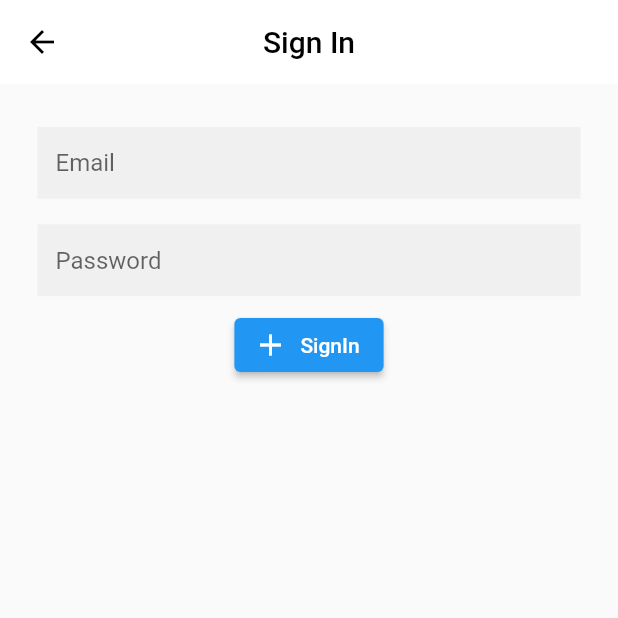
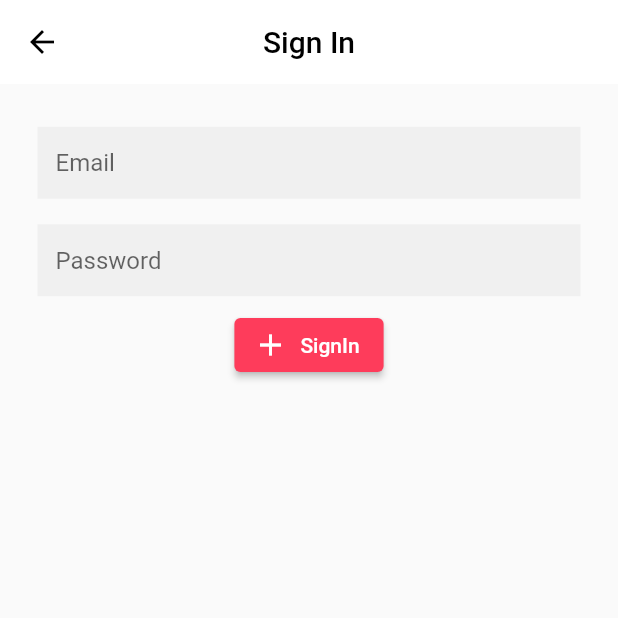
Before and after one commit to ashraf-hriz/weight_tracker_firestore_flutter, a Flutter app: the screen it shows after launch, after a tap on "Sign In", on a phone screen of 412 x 824 dp, the top half of it. Run offline on Flutter 3.47's test engine with Material 2 defaults, Android fonts, the phone set to English and light mode, and no system bars; our stand-ins replace bloc, cloud_firestore, dartz, equatable, firebase_auth, firebase_core and 3 more; accounts and stored records are empty.

Commit message:
light and dark theme using themeProvider

```diff
--- /dev/null
+++ b/lib/core/constants.dart
@@ -0,0 +1,3 @@
+
+const String LIGHT_MODE = 'light';
+const  String DARK_MODE = 'dark';
--- /dev/null
+++ b/lib/core/utils/app_theme.dart
@@ -0,0 +1,46 @@
+
+import 'package:flutter/material.dart';
+
+class MyAppTheme{
+
+  static ThemeData lightTheme(){
+    return ThemeData(
+      colorScheme: const ColorScheme(
+        primary: Color(0xFFFE3C5B),
+        secondary: Color(0xFFe84545),
+        background: Color(0xFFFFFFFF),
+        surface: Color(0xFFFFFFFF),
+        error: Color(0x00000000),
+        brightness: Brightness.light,
+        onPrimary: Color(0xFFFFFFFF),
+        onSecondary: Color(0xFFFFFFFF),
+        onError: Color(0xFF2b2e4a),
+        onBackground: Color(0xFF2b2e4a),
+        onSurface: Color(0xFF2b2e4a),
+      ),
+    );
+  }
+
+  static ThemeData darkTheme(){
+    return ThemeData(
+      primarySwatch: Colors.teal,
+      //brightness: Brightness.dark,
+      //scaffoldBackgroundColor: Colors.black,
+      colorScheme: const ColorScheme(
+
+        primary: Color(0xFFFE3C5B),
+        secondary: Color(0xFFe88887),
+        background: Colors.black,
+
+        surface:Color(0xFFFE3C5B),
+        error: Color(0x00000000),
+        brightness: Brightness.dark,
+        onPrimary: Colors.black,
+        onSecondary: Color(0xFFFFFFFF),
+        onError: Color(0xFF2b2e4a),
+        onBackground: Colors.teal,
+        onSurface: Colors.white,
+      ),
+    );
+  }
+}
--- a/lib/main.dart
+++ b/lib/main.dart
@@ -1,6 +1,10 @@
 import 'package:firebase_core/firebase_core.dart';
 import 'package:flutter/material.dart';
+import 'package:flutter/scheduler.dart';
 import 'package:flutter_bloc/flutter_bloc.dart';
+import 'package:theme_provider/theme_provider.dart';
+import 'package:weight_tracher_task/core/constants.dart';
+import 'package:weight_tracher_task/core/utils/app_theme.dart';
 import 'package:weight_tracher_task/logic_controllers/auth/bloc/auth_bloc.dart';
 import 'package:weight_tracher_task/logic_controllers/home/bloc/home_bloc.dart';
 import 'package:weight_tracher_task/logic_controllers/login/bloc/login_bloc.dart';
@@ -37,11 +41,31 @@ class MyApp extends StatelessWidget {
           create: (context) => di.sl<HomeBloc>()..add(LoadWeights()),
         ),
       ],
-      child: MaterialApp(
+      child: ThemeProvider(
+        saveThemesOnChange: true,
+        loadThemeOnInit: true,
+        defaultThemeId: SchedulerBinding.instance?.window.platformBrightness ==
+                Brightness.light
+            ? LIGHT_MODE
+            : DARK_MODE,
+        themes: [
+          AppTheme(
+            id: LIGHT_MODE,
+            data: MyAppTheme.lightTheme(),
+            description: 'light theme',
+          ),
+          AppTheme(
+            id: DARK_MODE,
+            data: MyAppTheme.darkTheme(),
+            description: 'dark theme',
+          ),
+        ],
+        child: ThemeConsumer(
+          child: Builder(
+            builder: (themeContext){
+              return  MaterialApp(
                 title: 'Flutter Demo',
-        theme: ThemeData(
-          primarySwatch: Colors.blue,
-        ),
+                theme: ThemeProvider.themeOf(themeContext).data,
                 home: BlocBuilder<AuthBloc, AuthState>(
                   builder: (context, state) {
                     if (state is UnAuthenticateState) {
@@ -54,6 +78,11 @@ class MyApp extends StatelessWidget {
                     return Container();
                   },
                 ),
+              );
+            },
+          )
+
+        ),
       ),
     );
   }
--- a/pubspec.yaml
+++ b/pubspec.yaml
@@ -42,6 +42,7 @@ dependencies:
   firebase_core: ^1.8.0
   get_it: ^7.2.0
   intl: ^0.17.0
+  theme_provider: ^0.5.0
 dependency_overrides:
   firebase_core_platform_interface: 4.5.1
 
```
Also changed, not shown: lib/screens/home_screen.dart (+21 -1 lines), pubspec.lock. Lines whose indentation alone changed are shown as unchanged.
